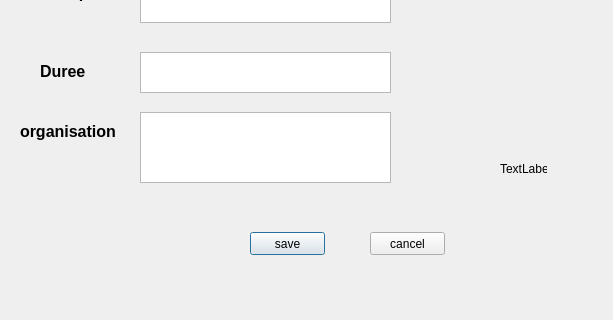
This is qt/tpqt/rdvui.ui in khalillakhdhar/python_seance1 as Qt 5 draws it before an edit; both pictures show x 0 to 613 and y 288 to 608 of the 613 by 608 pixel window. The edited form follows.
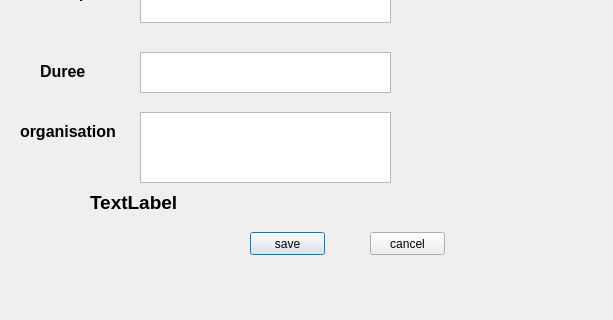
This is the edited form.

Diff of the .ui file:
```diff
--- a/qt/tpqt/rdvui.ui
+++ b/qt/tpqt/rdvui.ui
@@ -120,12 +120,19 @@
   <widget class="QLabel" name="errreur">
    <property name="geometry">
     <rect>
-     <x>500</x>
-     <y>450</y>
-     <width>47</width>
-     <height>13</height>
+     <x>90</x>
+     <y>480</y>
+     <width>421</width>
+     <height>21</height>
     </rect>
    </property>
+   <property name="font">
+    <font>
+     <pointsize>14</pointsize>
+     <weight>75</weight>
+     <bold>true</bold>
+    </font>
+   </property>
    <property name="text">
     <string>TextLabel</string>
    </property>
```
